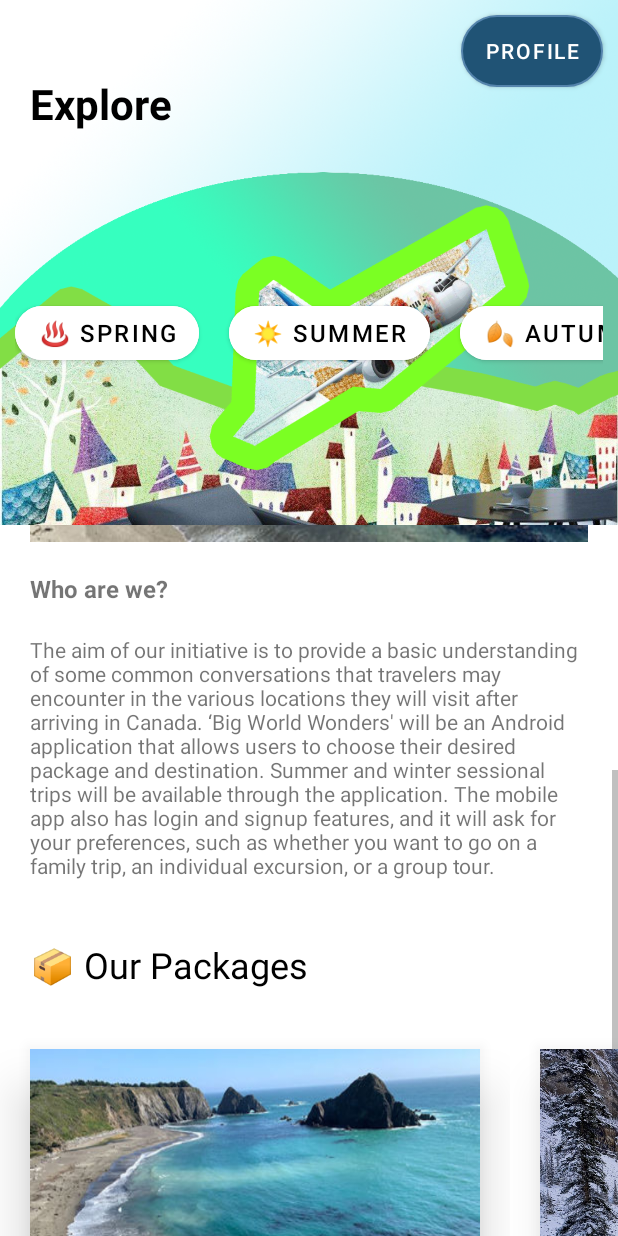
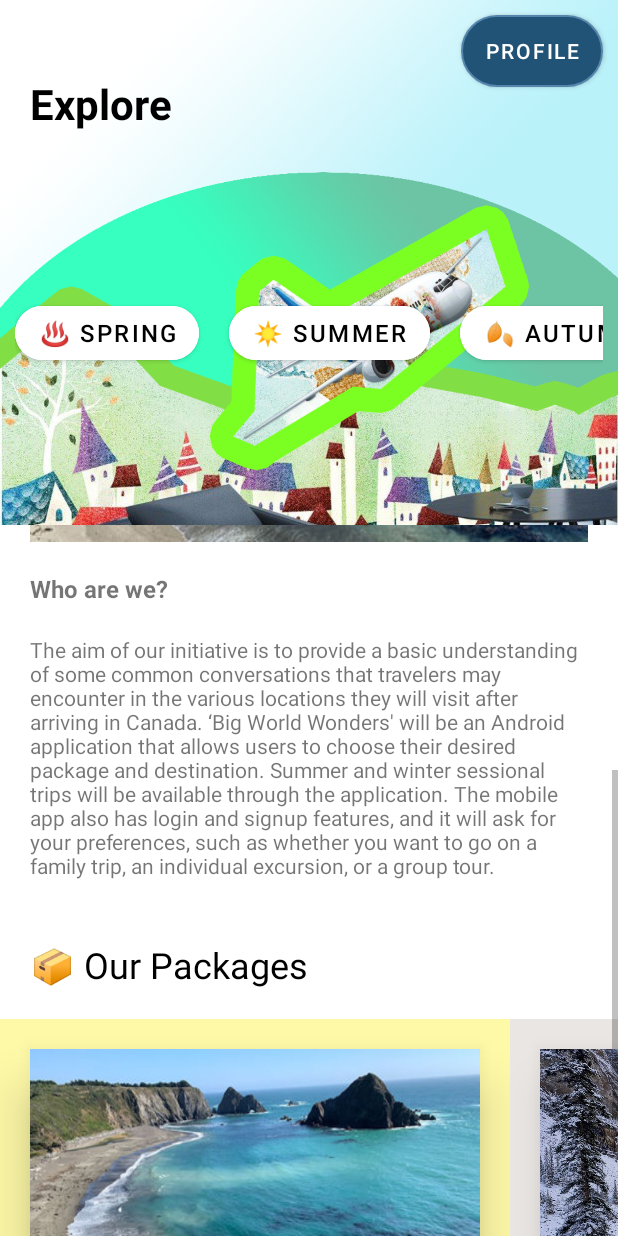
Before and after one commit to divterste/TourGuidesV2.0, an Android app: the IndexActivity screen opened directly, with no data from a screen before it, scrolled down 331 dp, on a phone screen of 412 x 824 dp. Run offline under Robolectric (Android 15) with nearby library versions, the phone set to English and light mode, and no system bars.

Commit message:
git init git remote add origin https://github.com/divterste/TourGuidesV2.0.git git add . git commit -m "first commit" git push -u origin master

```diff
--- a/app/src/main/res/layout/activity_index.xml
+++ b/app/src/main/res/layout/activity_index.xml
@@ -173,7 +173,8 @@
                     <LinearLayout
                         android:layout_width="wrap_content"
                         android:layout_height="wrap_content"
-                        android:orientation="vertical">
+                        android:orientation="vertical"
+                        android:background="#FEF9A7">
 
                         <ImageButton
                             android:layout_width="300dp"
@@ -198,7 +199,8 @@
                     <LinearLayout
                         android:layout_width="wrap_content"
                         android:layout_height="wrap_content"
-                        android:orientation="vertical">
+                        android:orientation="vertical"
+                        android:background="#eae6e3">
 
                         <ImageButton
                             android:layout_width="300dp"
@@ -223,7 +225,8 @@
                     <LinearLayout
                         android:layout_width="wrap_content"
                         android:layout_height="wrap_content"
-                        android:orientation="vertical">
+                        android:orientation="vertical"
+                        android:background="#feabab">
 
                         <ImageButton
                             android:layout_width="300dp"
```
